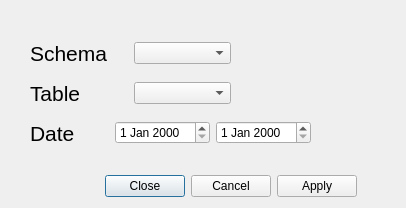
Old version of the form rheas/rheas_dialog_base.ui in the repository kandread/RHEAS-qgis.
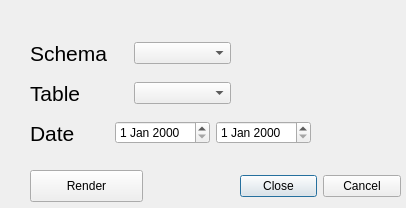
New version of the form.

Commit message: Initial rendering of rasters.

```diff
--- a/rheas/rheas_dialog_base.ui
+++ b/rheas/rheas_dialog_base.ui
@@ -16,9 +16,9 @@
   <widget class="QDialogButtonBox" name="button_box">
    <property name="geometry">
     <rect>
-     <x>60</x>
+     <x>240</x>
      <y>170</y>
-     <width>341</width>
+     <width>161</width>
      <height>32</height>
     </rect>
    </property>
@@ -26,10 +26,23 @@
     <enum>Qt::Horizontal</enum>
    </property>
    <property name="standardButtons">
-    <set>QDialogButtonBox::Apply|QDialogButtonBox::Cancel|QDialogButtonBox::Close</set>
+    <set>QDialogButtonBox::Cancel|QDialogButtonBox::Close</set>
    </property>
    <property name="centerButtons">
-    <bool>true</bool>
+    <bool>false</bool>
+   </property>
+  </widget>
+  <widget class="QPushButton" name="render">
+   <property name="geometry">
+    <rect>
+     <x>30</x>
+     <y>170</y>
+     <width>113</width>
+     <height>32</height>
+    </rect>
+   </property>
+   <property name="text">
+    <string>Render</string>
    </property>
   </widget>
   <widget class="QWidget" name="">
```
The commit also changes 1 other file.
